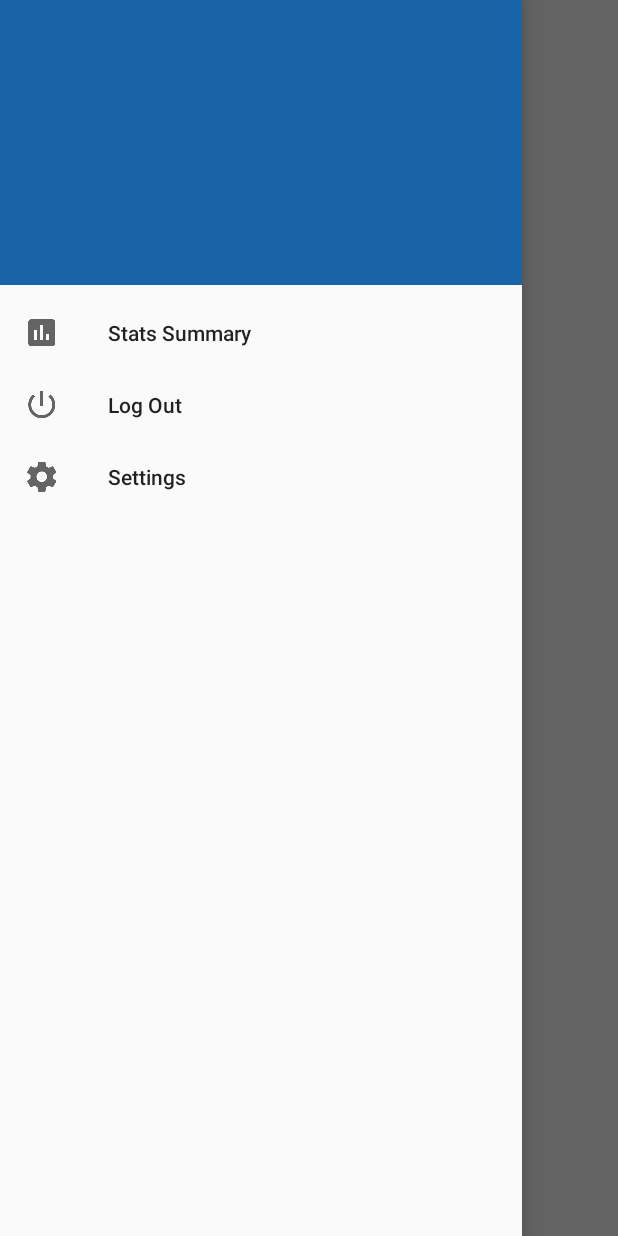
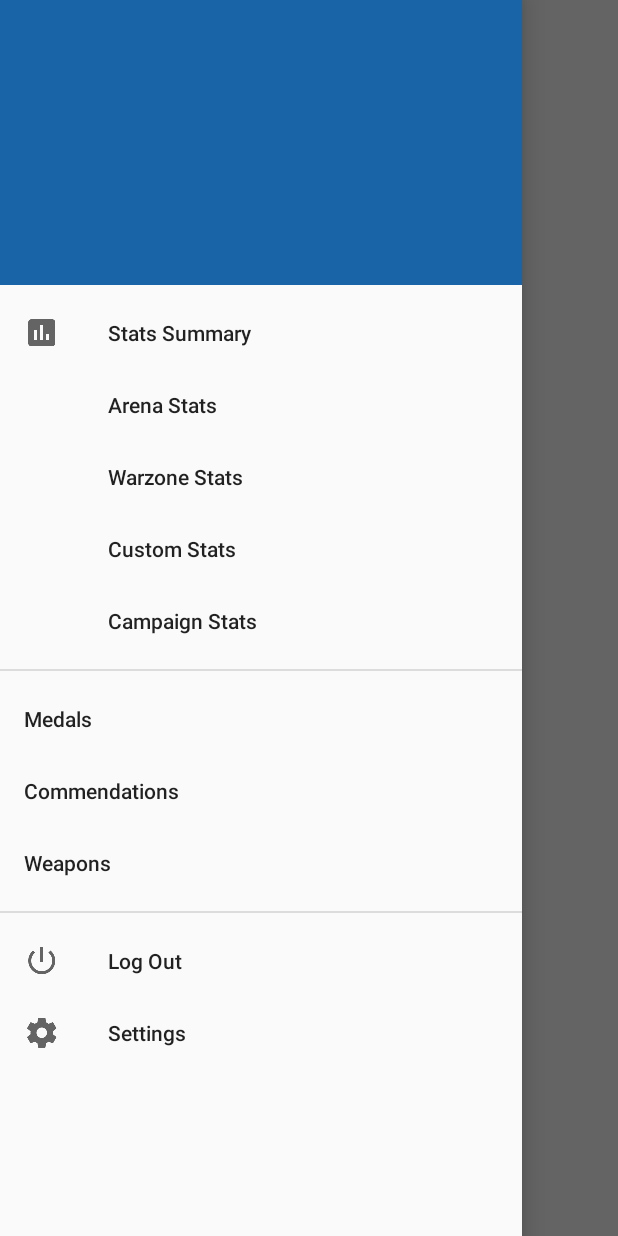
Before and after one commit to exallium/H5StatsTracker, an Android app: the screen it shows after launch (MainActivity), with the side drawer open, on a phone screen of 412 x 824 dp. Run offline under Robolectric (Android 15) with nearby library versions, the phone set to English and light mode, and no system bars; our stand-ins replace CircleImageView, Picasso, Timber; libraries missing offline, so code that uses them is left out: net.danlew.android, nl.komponents.kovenant, rx.lang.kotlin; 6 statements that could not run were skipped.

Commit message:
Flesh out menu a bit

```diff
--- a/app/src/main/res/menu/nav.xml
+++ b/app/src/main/res/menu/nav.xml
@@ -1,9 +1,18 @@
 <?xml version="1.0" encoding="utf-8"?>
 <menu xmlns:android="http://schemas.android.com/apk/res/android">
-    <group>
+    <group android:id="@+id/service_records">
         <item android:id="@+id/service_record" android:title="@string/service_record" android:icon="@drawable/ic_assessment_black_24dp" />
+        <item android:id="@+id/arena_stats" android:title="@string/arena_stats" />
+        <item android:id="@+id/warzone_stats" android:title="@string/warzone_stats" />
+        <item android:id="@+id/custom_stats" android:title="@string/custom_stats" />
+        <item android:id="@+id/campaign_stats" android:title="@string/campaign_stats" />
     </group>
-    <group>
+    <group android:id="@+id/attainable_stuff">
+        <item android:id="@+id/medals" android:title="@string/medals" />
+        <item android:id="@+id/commendations" android:title="@string/commendations" />
+        <item android:id="@+id/weapons" android:title="@string/weapons" />
+    </group>
+    <group android:id="@+id/system">
         <item android:id="@+id/log_out" android:title="@string/log_out" android:icon="@drawable/ic_power_settings_new_black_24dp" />
         <item android:id="@+id/settings" android:title="@string/settings" android:icon="@drawable/ic_settings_black_24dp" />
     </group>
--- a/app/src/main/res/values/strings.xml
+++ b/app/src/main/res/values/strings.xml
@@ -13,6 +13,14 @@
     <string name="settings">Settings</string>
 
     <!-- Service Record Summary -->
+    <string name="arena_stats">Arena Stats</string>
+    <string name="custom_stats">Custom Stats</string>
+    <string name="warzone_stats">Warzone Stats</string>
+    <string name="campaign_stats">Campaign Stats</string>
+    <string name="medals">Medals</string>
+    <string name="commendations">Commendations</string>
+    <string name="weapons">Weapons</string>
+
     <string name="sr">SR</string>
     <string name="top_csr">TOP CSR</string>
     <string name="kd">K/D</string>
```
